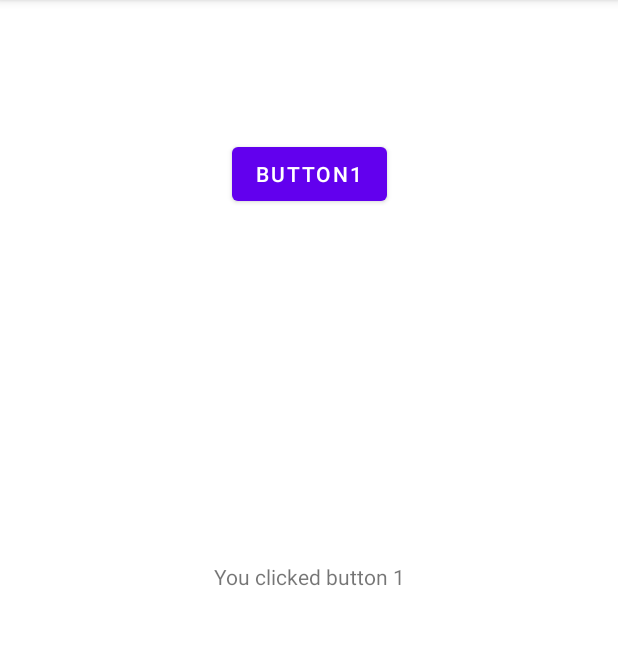
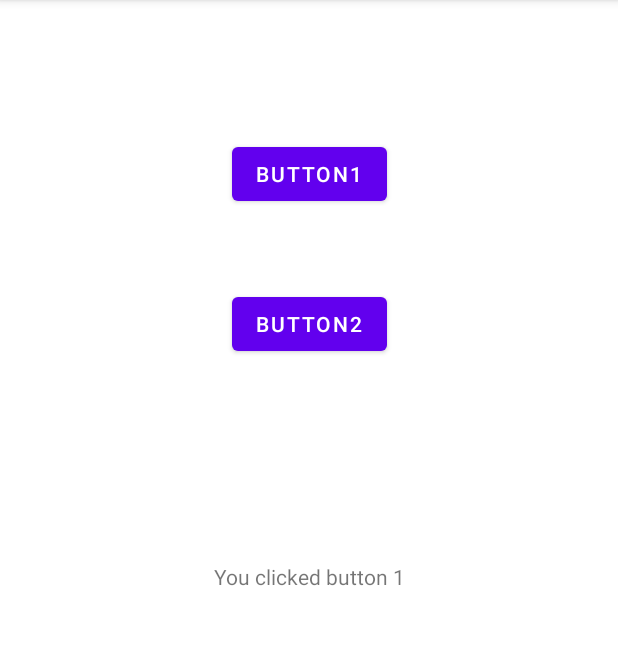
Before and after one commit to jjjaennn27/AnonymousClass0401, an Android app: the screen it shows after launch (MainActivity), after a tap on "BUTTON1", on a phone screen of 412 x 824 dp, the part 84-729 px from its top. Run offline under Robolectric (Android 15) with nearby library versions, the phone set to English and light mode, and no system bars.

```diff
--- a/app/src/main/java/com/example/anonymousclass0401/MainActivity.java
+++ b/app/src/main/java/com/example/anonymousclass0401/MainActivity.java
@@ -1,5 +1,4 @@
 package com.example.anonymousclass0401;
-
 
 import androidx.appcompat.app.AppCompatActivity;
 
@@ -9,7 +8,7 @@ import android.widget.Button;
 import android.widget.TextView;
 
 public class MainActivity extends AppCompatActivity implements View.OnClickListener {
-    Button mButton1;
+    Button mButton1, mButton2;
     TextView mTextView1;
 
     @Override
@@ -18,13 +17,22 @@ public class MainActivity extends AppCompatActivity implements View.OnClickListe
         setContentView(R.layout.activity_main);
 
         mButton1 = findViewById(R.id.button1);
+        mButton2 = findViewById(R.id.button2);
         mTextView1 = findViewById(R.id.textView1);
 
         mButton1.setOnClickListener(this);
+        mButton2.setOnClickListener(this);
     }
 
     @Override
     public void onClick(View v) {
-        mTextView1.setText(("You clicked button 1"));
+        switch(v.getId()) {
+            case R.id.button1: mTextView1.setText(("You clicked button 1"));
+                break;
+            case R.id.button2: mTextView1.setText(("You clicked button 2"));
+                break;
+            default:
+                break;
+        }
     }
 }
--- a/app/src/main/res/layout/activity_main.xml
+++ b/app/src/main/res/layout/activity_main.xml
@@ -27,4 +27,14 @@
         app:layout_constraintTop_toTopOf="parent" />
 
 
+    <Button
+        android:id="@+id/button2"
+        android:layout_width="wrap_content"
+        android:layout_height="wrap_content"
+        android:layout_marginTop="192dp"
+        android:text="Button2"
+        app:layout_constraintEnd_toEndOf="parent"
+        app:layout_constraintStart_toStartOf="parent"
+        app:layout_constraintTop_toTopOf="parent" />
+
 </androidx.constraintlayout.widget.ConstraintLayout>
```
